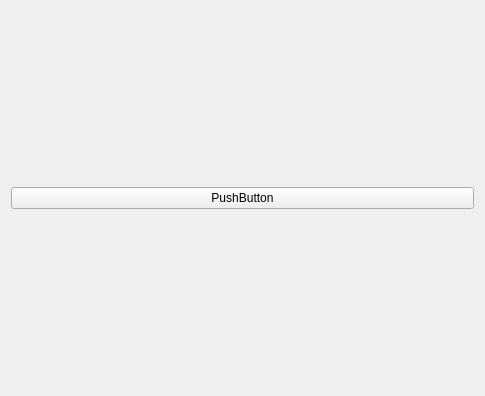
519984307/Container_20191221, file MainUI/mainwidget.ui: the form before one commit.
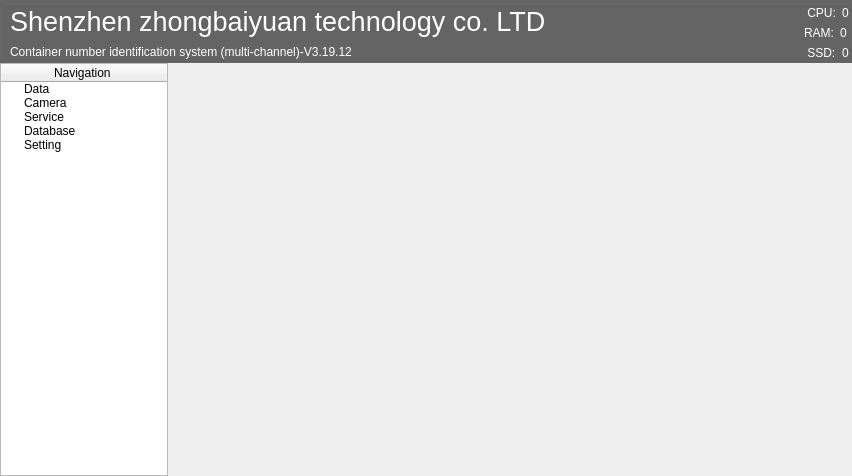
The form after the commit. Icons and pictures are not drawn.

```diff
--- a/MainUI/mainwidget.ui
+++ b/MainUI/mainwidget.ui
@@ -6,19 +6,655 @@
    <rect>
     <x>0</x>
     <y>0</y>
-    <width>485</width>
-    <height>396</height>
+    <width>852</width>
+    <height>476</height>
    </rect>
   </property>
   <property name="windowTitle">
    <string>MainWidget</string>
   </property>
-  <layout class="QGridLayout" name="gridLayout">
+  <layout class="QGridLayout" name="gridLayout_2">
+   <property name="leftMargin">
+    <number>0</number>
+   </property>
+   <property name="topMargin">
+    <number>0</number>
+   </property>
+   <property name="rightMargin">
+    <number>0</number>
+   </property>
+   <property name="bottomMargin">
+    <number>0</number>
+   </property>
+   <property name="spacing">
+    <number>0</number>
+   </property>
    <item row="0" column="0">
-    <widget class="QPushButton" name="pushButton">
-     <property name="text">
-      <string>PushButton</string>
+    <widget class="QGroupBox" name="groupBox">
+     <property name="sizePolicy">
+      <sizepolicy hsizetype="Preferred" vsizetype="Fixed">
+       <horstretch>0</horstretch>
+       <verstretch>0</verstretch>
+      </sizepolicy>
      </property>
+     <property name="minimumSize">
+      <size>
+       <width>0</width>
+       <height>0</height>
+      </size>
+     </property>
+     <property name="maximumSize">
+      <size>
+       <width>16777215</width>
+       <height>80</height>
+      </size>
+     </property>
+     <property name="palette">
+      <palette>
+       <active>
+        <colorrole role="WindowText">
+         <brush brushstyle="SolidPattern">
+          <color alpha="255">
+           <red>255</red>
+           <green>255</green>
+           <blue>255</blue>
+          </color>
+         </brush>
+        </colorrole>
+        <colorrole role="Button">
+         <brush brushstyle="SolidPattern">
+          <color alpha="255">
+           <red>101</red>
+           <green>101</green>
+           <blue>102</blue>
+          </color>
+         </brush>
+        </colorrole>
+        <colorrole role="Light">
+         <brush brushstyle="SolidPattern">
+          <color alpha="255">
+           <red>152</red>
+           <green>152</green>
+           <blue>153</blue>
+          </color>
+         </brush>
+        </colorrole>
+        <colorrole role="Midlight">
+         <brush brushstyle="SolidPattern">
+          <color alpha="255">
+           <red>126</red>
+           <green>126</green>
+           <blue>127</blue>
+          </color>
+         </brush>
+        </colorrole>
+        <colorrole role="Dark">
+         <brush brushstyle="SolidPattern">
+          <color alpha="255">
+           <red>50</red>
+           <green>50</green>
+           <blue>51</blue>
+          </color>
+         </brush>
+        </colorrole>
+        <colorrole role="Mid">
+         <brush brushstyle="SolidPattern">
+          <color alpha="255">
+           <red>67</red>
+           <green>67</green>
+           <blue>68</blue>
+          </color>
+         </brush>
+        </colorrole>
+        <colorrole role="Text">
+         <brush brushstyle="SolidPattern">
+          <color alpha="255">
+           <red>255</red>
+           <green>255</green>
+           <blue>255</blue>
+          </color>
+         </brush>
+        </colorrole>
+        <colorrole role="BrightText">
+         <brush brushstyle="SolidPattern">
+          <color alpha="255">
+           <red>255</red>
+           <green>255</green>
+           <blue>255</blue>
+          </color>
+         </brush>
+        </colorrole>
+        <colorrole role="ButtonText">
+         <brush brushstyle="SolidPattern">
+          <color alpha="255">
+           <red>255</red>
+           <green>255</green>
+           <blue>255</blue>
+          </color>
+         </brush>
+        </colorrole>
+        <colorrole role="Base">
+         <brush brushstyle="SolidPattern">
+          <color alpha="255">
+           <red>0</red>
+           <green>0</green>
+           <blue>0</blue>
+          </color>
+         </brush>
+        </colorrole>
+        <colorrole role="Window">
+         <brush brushstyle="SolidPattern">
+          <color alpha="255">
+           <red>101</red>
+           <green>101</green>
+           <blue>102</blue>
+          </color>
+         </brush>
+        </colorrole>
+        <colorrole role="Shadow">
+         <brush brushstyle="SolidPattern">
+          <color alpha="255">
+           <red>0</red>
+           <green>0</green>
+           <blue>0</blue>
+          </color>
+         </brush>
+        </colorrole>
+        <colorrole role="AlternateBase">
+         <brush brushstyle="SolidPattern">
+          <color alpha="255">
+           <red>50</red>
+           <green>50</green>
+           <blue>51</blue>
+          </color>
+         </brush>
+        </colorrole>
+        <colorrole role="ToolTipBase">
+         <brush brushstyle="SolidPattern">
+          <color alpha="255">
+           <red>255</red>
+           <green>255</green>
+           <blue>220</blue>
+          </color>
+         </brush>
+        </colorrole>
+        <colorrole role="ToolTipText">
+         <brush brushstyle="SolidPattern">
+          <color alpha="255">
+           <red>0</red>
+           <green>0</green>
+           <blue>0</blue>
+          </color>
+         </brush>
+        </colorrole>
+       </active>
+       <inactive>
+        <colorrole role="WindowText">
+         <brush brushstyle="SolidPattern">
+          <color alpha="255">
+           <red>255</red>
+           <green>255</green>
+           <blue>255</blue>
+          </color>
+         </brush>
+        </colorrole>
+        <colorrole role="Button">
+         <brush brushstyle="SolidPattern">
+          <color alpha="255">
+           <red>101</red>
+           <green>101</green>
+           <blue>102</blue>
+          </color>
+         </brush>
+        </colorrole>
+        <colorrole role="Light">
+         <brush brushstyle="SolidPattern">
+          <color alpha="255">
+           <red>152</red>
+           <green>152</green>
+           <blue>153</blue>
+          </color>
+         </brush>
+        </colorrole>
+        <colorrole role="Midlight">
+         <brush brushstyle="SolidPattern">
+          <color alpha="255">
+           <red>126</red>
+           <green>126</green>
+           <blue>127</blue>
+          </color>
+         </brush>
+        </colorrole>
+        <colorrole role="Dark">
+         <brush brushstyle="SolidPattern">
+          <color alpha="255">
+           <red>50</red>
+           <green>50</green>
+           <blue>51</blue>
+          </color>
+         </brush>
+        </colorrole>
+        <colorrole role="Mid">
+         <brush brushstyle="SolidPattern">
+          <color alpha="255">
+           <red>67</red>
+           <green>67</green>
+           <blue>68</blue>
+          </color>
+         </brush>
+        </colorrole>
+        <colorrole role="Text">
+         <brush brushstyle="SolidPattern">
+          <color alpha="255">
+           <red>255</red>
+           <green>255</green>
+           <blue>255</blue>
+          </color>
+         </brush>
+        </colorrole>
+        <colorrole role="BrightText">
+         <brush brushstyle="SolidPattern">
+          <color alpha="255">
+           <red>255</red>
+           <green>255</green>
+           <blue>255</blue>
+          </color>
+         </brush>
+        </colorrole>
+        <colorrole role="ButtonText">
+         <brush brushstyle="SolidPattern">
+          <color alpha="255">
+           <red>255</red>
+           <green>255</green>
+           <blue>255</blue>
+          </color>
+         </brush>
+        </colorrole>
+        <colorrole role="Base">
+         <brush brushstyle="SolidPattern">
+          <color alpha="255">
+           <red>0</red>
+           <green>0</green>
+           <blue>0</blue>
+          </color>
+         </brush>
+        </colorrole>
+        <colorrole role="Window">
+         <brush brushstyle="SolidPattern">
+          <color alpha="255">
+           <red>101</red>
+           <green>101</green>
+           <blue>102</blue>
+          </color>
+         </brush>
+        </colorrole>
+        <colorrole role="Shadow">
+         <brush brushstyle="SolidPattern">
+          <color alpha="255">
+           <red>0</red>
+           <green>0</green>
+           <blue>0</blue>
+          </color>
+         </brush>
+        </colorrole>
+        <colorrole role="AlternateBase">
+         <brush brushstyle="SolidPattern">
+          <color alpha="255">
+           <red>50</red>
+           <green>50</green>
+           <blue>51</blue>
+          </color>
+         </brush>
+        </colorrole>
+        <colorrole role="ToolTipBase">
+         <brush brushstyle="SolidPattern">
+          <color alpha="255">
+           <red>255</red>
+           <green>255</green>
+           <blue>220</blue>
+          </color>
+         </brush>
+        </colorrole>
+        <colorrole role="ToolTipText">
+         <brush brushstyle="SolidPattern">
+          <color alpha="255">
+           <red>0</red>
+           <green>0</green>
+           <blue>0</blue>
+          </color>
+         </brush>
+        </colorrole>
+       </inactive>
+       <disabled>
+        <colorrole role="WindowText">
+         <brush brushstyle="SolidPattern">
+          <color alpha="255">
+           <red>50</red>
+           <green>50</green>
+           <blue>51</blue>
+          </color>
+         </brush>
+        </colorrole>
+        <colorrole role="Button">
+         <brush brushstyle="SolidPattern">
+          <color alpha="255">
+           <red>101</red>
+           <green>101</green>
+           <blue>102</blue>
+          </color>
+         </brush>
+        </colorrole>
+        <colorrole role="Light">
+         <brush brushstyle="SolidPattern">
+          <color alpha="255">
+           <red>152</red>
+           <green>152</green>
+           <blue>153</blue>
+          </color>
+         </brush>
+        </colorrole>
+        <colorrole role="Midlight">
+         <brush brushstyle="SolidPattern">
+          <color alpha="255">
+           <red>126</red>
+           <green>126</green>
+           <blue>127</blue>
+          </color>
+         </brush>
+        </colorrole>
+        <colorrole role="Dark">
+         <brush brushstyle="SolidPattern">
+          <color alpha="255">
+           <red>50</red>
+           <green>50</green>
+           <blue>51</blue>
+          </color>
+         </brush>
+        </colorrole>
+        <colorrole role="Mid">
+         <brush brushstyle="SolidPattern">
+          <color alpha="255">
+           <red>67</red>
+           <green>67</green>
+           <blue>68</blue>
+          </color>
+         </brush>
+        </colorrole>
+        <colorrole role="Text">
+         <brush brushstyle="SolidPattern">
+          <color alpha="255">
+           <red>50</red>
+           <green>50</green>
+           <blue>51</blue>
+          </color>
+         </brush>
+        </colorrole>
+        <colorrole role="BrightText">
+         <brush brushstyle="SolidPattern">
+          <color alpha="255">
+           <red>255</red>
+           <green>255</green>
+           <blue>255</blue>
+          </color>
+         </brush>
+        </colorrole>
+        <colorrole role="ButtonText">
+         <brush brushstyle="SolidPattern">
+          <color alpha="255">
+           <red>50</red>
+           <green>50</green>
+           <blue>51</blue>
+          </color>
+         </brush>
+        </colorrole>
+        <colorrole role="Base">
+         <brush brushstyle="SolidPattern">
+          <color alpha="255">
+           <red>101</red>
+           <green>101</green>
+           <blue>102</blue>
+          </color>
+         </brush>
+        </colorrole>
+        <colorrole role="Window">
+         <brush brushstyle="SolidPattern">
+          <color alpha="255">
+           <red>101</red>
+           <green>101</green>
+           <blue>102</blue>
+          </color>
+         </brush>
+        </colorrole>
+        <colorrole role="Shadow">
+         <brush brushstyle="SolidPattern">
+          <color alpha="255">
+           <red>0</red>
+           <green>0</green>
+           <blue>0</blue>
+          </color>
+         </brush>
+        </colorrole>
+        <colorrole role="AlternateBase">
+         <brush brushstyle="SolidPattern">
+          <color alpha="255">
+           <red>101</red>
+           <green>101</green>
+           <blue>102</blue>
+          </color>
+         </brush>
+        </colorrole>
+        <colorrole role="ToolTipBase">
+         <brush brushstyle="SolidPattern">
+          <color alpha="255">
+           <red>255</red>
+           <green>255</green>
+           <blue>220</blue>
+          </color>
+         </brush>
+        </colorrole>
+        <colorrole role="ToolTipText">
+         <brush brushstyle="SolidPattern">
+          <color alpha="255">
+           <red>0</red>
+           <green>0</green>
+           <blue>0</blue>
+          </color>
+         </brush>
+        </colorrole>
+       </disabled>
+      </palette>
+     </property>
+     <property name="autoFillBackground">
+      <bool>true</bool>
+     </property>
+     <property name="title">
+      <string/>
+     </property>
+     <property name="flat">
+      <bool>true</bool>
+     </property>
+     <layout class="QGridLayout" name="gridLayout">
+      <property name="leftMargin">
+       <number>0</number>
+      </property>
+      <property name="topMargin">
+       <number>0</number>
+      </property>
+      <property name="rightMargin">
+       <number>0</number>
+      </property>
+      <property name="bottomMargin">
+       <number>0</number>
+      </property>
+      <property name="spacing">
+       <number>0</number>
+      </property>
+      <item row="0" column="0">
+       <widget class="QLabel" name="label_2">
+        <property name="minimumSize">
+         <size>
+          <width>0</width>
+          <height>0</height>
+         </size>
+        </property>
+        <property name="maximumSize">
+         <size>
+          <width>80</width>
+          <height>80</height>
+         </size>
+        </property>
+        <property name="text">
+         <string/>
+        </property>
+        <property name="pixmap">
+         <pixmap resource="ico.qrc">:/new/prefix1/ICO.ico</pixmap>
+        </property>
+        <property name="scaledContents">
+         <bool>true</bool>
+        </property>
+        <property name="alignment">
+         <set>Qt::AlignCenter</set>
+        </property>
+       </widget>
+      </item>
+      <item row="0" column="1">
+       <layout class="QVBoxLayout" name="verticalLayout">
+        <item>
+         <widget class="QLabel" name="label">
+          <property name="font">
+           <font>
+            <pointsize>20</pointsize>
+           </font>
+          </property>
+          <property name="text">
+           <string>Shenzhen zhongbaiyuan technology co. LTD</string>
+          </property>
+         </widget>
+        </item>
+        <item>
+         <widget class="QLabel" name="label_3">
+          <property name="text">
+           <string>Container number identification system (multi-channel)-V3.19.12</string>
+          </property>
+         </widget>
+        </item>
+       </layout>
+      </item>
+      <item row="0" column="2">
+       <spacer name="horizontalSpacer">
+        <property name="orientation">
+         <enum>Qt::Horizontal</enum>
+        </property>
+        <property name="sizeHint" stdset="0">
+         <size>
+          <width>153</width>
+          <height>20</height>
+         </size>
+        </property>
+       </spacer>
+      </item>
+      <item row="0" column="3">
+       <layout class="QVBoxLayout" name="verticalLayout_2">
+        <item>
+         <layout class="QHBoxLayout" name="horizontalLayout_2">
+          <item>
+           <widget class="QLabel" name="label_4">
+            <property name="text">
+             <string> CPU:</string>
+            </property>
+           </widget>
+          </item>
+          <item>
+           <widget class="QLabel" name="label_7">
+            <property name="text">
+             <string>0</string>
+            </property>
+           </widget>
+          </item>
+         </layout>
+        </item>
+        <item>
+         <layout class="QHBoxLayout" name="horizontalLayout_3">
+          <item>
+           <widget class="QLabel" name="label_5">
+            <property name="text">
+             <string>RAM:</string>
+            </property>
+           </widget>
+          </item>
+          <item>
+           <widget class="QLabel" name="label_8">
+            <property name="text">
+             <string>0</string>
+            </property>
+           </widget>
+          </item>
+         </layout>
+        </item>
+        <item>
+         <layout class="QHBoxLayout" name="horizontalLayout_4">
+          <item>
+           <widget class="QLabel" name="label_6">
+            <property name="text">
+             <string> SSD:</string>
+            </property>
+           </widget>
+          </item>
+          <item>
+           <widget class="QLabel" name="label_9">
+            <property name="text">
+             <string>0</string>
+            </property>
+           </widget>
+          </item>
+         </layout>
+        </item>
+       </layout>
+      </item>
+     </layout>
+    </widget>
+   </item>
+   <item row="1" column="0">
+    <widget class="QTreeWidget" name="treeWidget">
+     <property name="maximumSize">
+      <size>
+       <width>168</width>
+       <height>16777215</height>
+      </size>
+     </property>
+     <column>
+      <property name="text">
+       <string>Navigation </string>
+      </property>
+      <property name="textAlignment">
+       <set>AlignCenter</set>
+      </property>
+     </column>
+     <item>
+      <property name="text">
+       <string>Data</string>
+      </property>
+     </item>
+     <item>
+      <property name="text">
+       <string>Camera</string>
+      </property>
+     </item>
+     <item>
+      <property name="text">
+       <string>Service</string>
+      </property>
+     </item>
+     <item>
+      <property name="text">
+       <string>Database</string>
+      </property>
+     </item>
+     <item>
+      <property name="text">
+       <string>Setting</string>
+      </property>
+     </item>
     </widget>
    </item>
   </layout>
```
Left out of the diff: 4 changed lines with no effect on the pictures.
